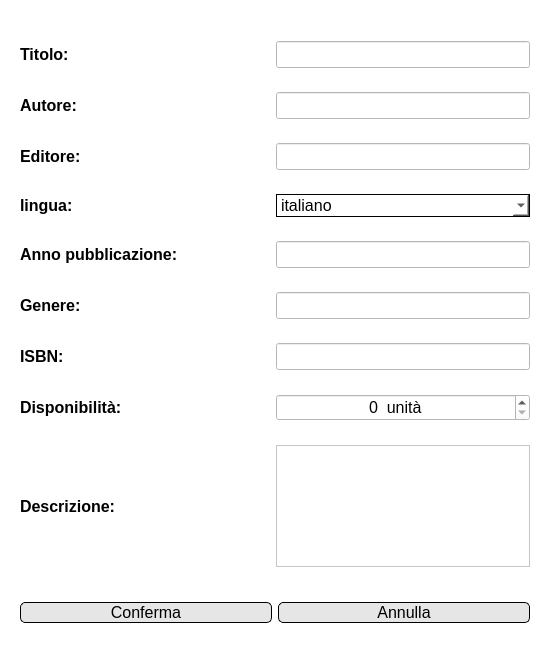
Before: the Qt Designer form View/Amministratore/UI files/aggiungi-modifica libro.ui in FrancescoFinizii/Biblioteca-universitaria, drawn with Qt 5.
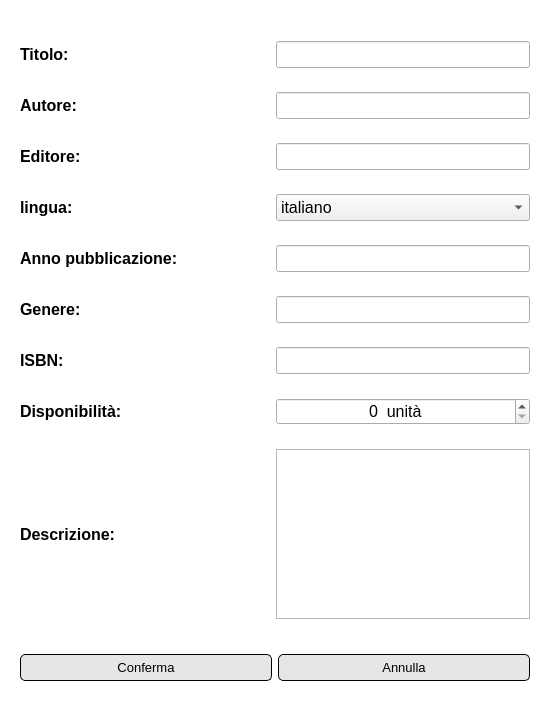
After: the same form once the commit is applied. Icons and pictures are not drawn.

The edit to the form file:
```diff
--- a/View/Amministratore/UI files/aggiungi-modifica libro.ui
+++ b/View/Amministratore/UI files/aggiungi-modifica libro.ui
@@ -7,7 +7,7 @@
     <x>0</x>
     <y>0</y>
     <width>550</width>
-    <height>654</height>
+    <height>712</height>
    </rect>
   </property>
   <property name="minimumSize">
@@ -24,7 +24,20 @@
     <normaloff>../Resources/logo.png</normaloff>../Resources/logo.png</iconset>
   </property>
   <property name="styleSheet">
-   <string notr="true">background-color: rgb(255, 255, 255);</string>
+   <string notr="true">QDialog#Dialog {
+background-color: rgb(255, 255, 255);
+color:black;
+}
+QPushButton {
+	border: 1px solid;
+	background-color:rgb(230, 230, 230);
+	border-radius: 5px;
+	border-color: rgb(0, 0, 0);
+	padding: 5px 3px;
+}
+QPushButton:hover {
+	background-color: rgb(207, 207, 207);
+}</string>
   </property>
   <property name="modal">
    <bool>true</bool>
@@ -232,7 +245,7 @@
          </font>
         </property>
         <property name="styleSheet">
-         <string notr="true">border: 1px solid;</string>
+         <string notr="true"/>
         </property>
         <item>
          <property name="text">
@@ -491,7 +504,7 @@
        <widget class="QPushButton" name="confermaButton">
         <property name="font">
          <font>
-          <pointsize>12</pointsize>
+          <pointsize>10</pointsize>
          </font>
         </property>
         <property name="styleSheet">
@@ -518,7 +531,7 @@
        <widget class="QPushButton" name="annullaButton">
         <property name="font">
          <font>
-          <pointsize>12</pointsize>
+          <pointsize>10</pointsize>
          </font>
         </property>
         <property name="styleSheet">
```
